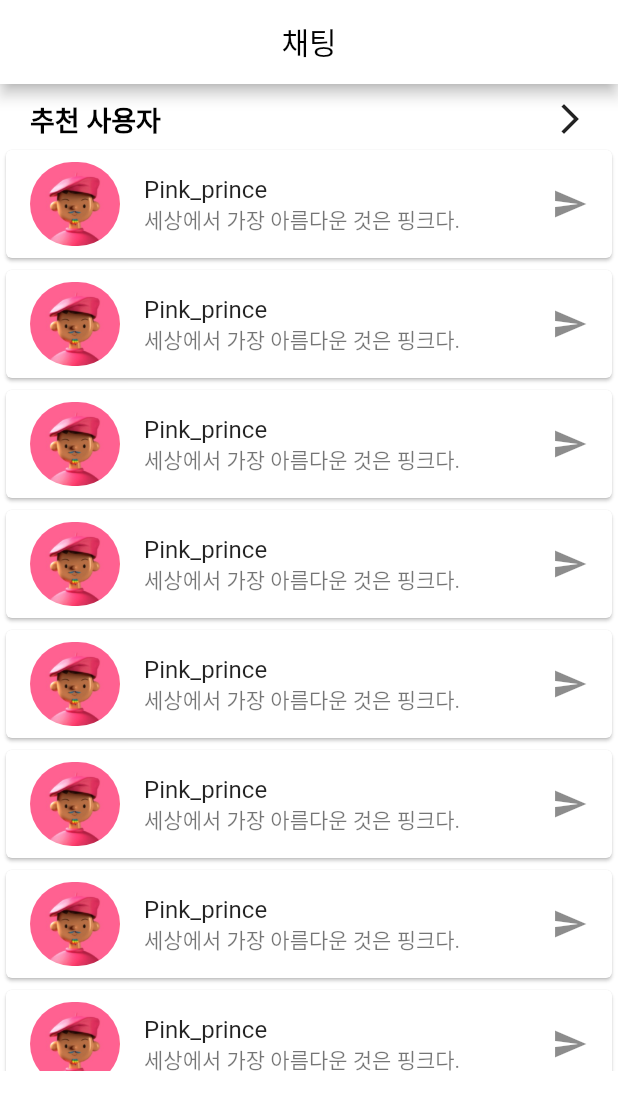
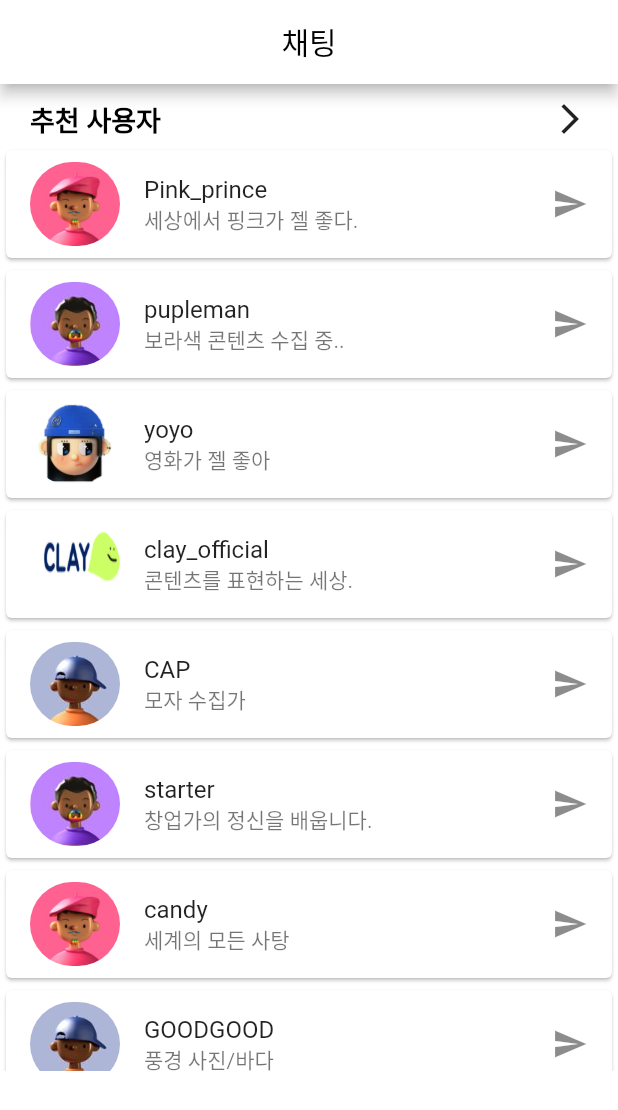
Before and after one commit to Wevivor/Hackathon, a Flutter app: the ChatScreen screen opened directly, on a phone screen of 412 x 824 dp. Shown: the top 1110 px of the screen. Run offline on Flutter 3.47's test engine with Material 2 defaults, Android fonts, the phone set to English and light mode, and no system bars; our stand-ins replace carousel_slider, cloud_firestore, draggable_home, firebase_auth, firebase_core, flutter_signin_button and 1 more; missing offline and left inert: metadata_fetch, receive_sharing_intent; accounts and stored records are empty; network calls fail.

Commit message:
[mdf]chat,mycontents

```diff
--- a/lib/screen/chat_screen.dart
+++ b/lib/screen/chat_screen.dart
@@ -69,7 +69,87 @@ class ChatScreen extends StatelessWidget {
                               ),
                             ),
                             title: Text('Pink_prince'),
-                            subtitle: Text('세상에서 가장 아름다운 것은 핑크다.'),
+                            subtitle: Text('세상에서 핑크가 젤 좋다.'),
+                            trailing: Icon(Icons.send),
+                          ),
+                        ),
+                        Card(
+                          child: ListTile(
+                            leading: ClipRRect(
+                              borderRadius: BorderRadius.circular(50.0),
+                              child: Image.asset(
+                                'images/puple.JPG',
+                                width: 60.0,
+                                height: 60.0,
+                                fit: BoxFit.fill,
+                              ),
+                            ),
+                            title: Text('pupleman'),
+                            subtitle: Text('보라색 콘텐츠 수집 중..'),
+                            trailing: Icon(Icons.send),
+                          ),
+                        ),
+                        Card(
+                          child: ListTile(
+                            leading: ClipRRect(
+                              borderRadius: BorderRadius.circular(50.0),
+                              child: Image.asset(
+                                'images/cha.png',
+                                width: 60.0,
+                                height: 60.0,
+                                fit: BoxFit.fill,
+                              ),
+                            ),
+                            title: Text('yoyo'),
+                            subtitle: Text('영화가 젤 좋아'),
+                            trailing: Icon(Icons.send),
+                          ),
+                        ),
+                        Card(
+                          child: ListTile(
+                            leading: ClipRRect(
+                              borderRadius: BorderRadius.circular(50.0),
+                              child: Image.asset(
+                                'images/claylogo.png',
+                                width: 60.0,
+                                height: 60.0,
+                                fit: BoxFit.fill,
+                              ),
+                            ),
+                            title: Text('clay_official'),
+                            subtitle: Text('콘텐츠를 표현하는 세상.'),
+                            trailing: Icon(Icons.send),
+                          ),
+                        ),
+                        Card(
+                          child: ListTile(
+                            leading: ClipRRect(
+                              borderRadius: BorderRadius.circular(50.0),
+                              child: Image.asset(
+                                'images/blue.JPG',
+                                width: 60.0,
+                                height: 60.0,
+                                fit: BoxFit.fill,
+                              ),
+                            ),
+                            title: Text('CAP'),
+                            subtitle: Text('모자 수집가'),
+                            trailing: Icon(Icons.send),
+                          ),
+                        ),
+                        Card(
+                          child: ListTile(
+                            leading: ClipRRect(
+                              borderRadius: BorderRadius.circular(50.0),
+                              child: Image.asset(
+                                'images/puple.JPG',
+                                width: 60.0,
+                                height: 60.0,
+                                fit: BoxFit.fill,
+                              ),
+                            ),
+                            title: Text('starter'),
+                            subtitle: Text('창업가의 정신을 배웁니다.'),
                             trailing: Icon(Icons.send),
                           ),
                         ),
@@ -84,8 +164,8 @@ class ChatScreen extends StatelessWidget {
                                 fit: BoxFit.fill,
                               ),
                             ),
-                            title: Text('Pink_prince'),
-                            subtitle: Text('세상에서 가장 아름다운 것은 핑크다.'),
+                            title: Text('candy'),
+                            subtitle: Text('세계의 모든 사탕'),
                             trailing: Icon(Icons.send),
                           ),
                         ),
@@ -94,14 +174,14 @@ class ChatScreen extends StatelessWidget {
                             leading: ClipRRect(
                               borderRadius: BorderRadius.circular(50.0),
                               child: Image.asset(
-                                'images/pink.jpg',
+                                'images/blue.JPG',
                                 width: 60.0,
                                 height: 60.0,
                                 fit: BoxFit.fill,
                               ),
                             ),
-                            title: Text('Pink_prince'),
-                            subtitle: Text('세상에서 가장 아름다운 것은 핑크다.'),
+                            title: Text('GOODGOOD'),
+                            subtitle: Text('풍경 사진/바다'),
                             trailing: Icon(Icons.send),
                           ),
                         ),
@@ -110,94 +190,14 @@ class ChatScreen extends StatelessWidget {
                             leading: ClipRRect(
                               borderRadius: BorderRadius.circular(50.0),
                               child: Image.asset(
-                                'images/pink.jpg',
+                                'images/cha.png',
                                 width: 60.0,
                                 height: 60.0,
                                 fit: BoxFit.fill,
                               ),
                             ),
-                            title: Text('Pink_prince'),
-                            subtitle: Text('세상에서 가장 아름다운 것은 핑크다.'),
-                            trailing: Icon(Icons.send),
-                          ),
-                        ),
-                        Card(
-                          child: ListTile(
-                            leading: ClipRRect(
-                              borderRadius: BorderRadius.circular(50.0),
-                              child: Image.asset(
-                                'images/pink.jpg',
-                                width: 60.0,
-                                height: 60.0,
-                                fit: BoxFit.fill,
-                              ),
-                            ),
-                            title: Text('Pink_prince'),
-                            subtitle: Text('세상에서 가장 아름다운 것은 핑크다.'),
-                            trailing: Icon(Icons.send),
-                          ),
-                        ),
-                        Card(
-                          child: ListTile(
-                            leading: ClipRRect(
-                              borderRadius: BorderRadius.circular(50.0),
-                              child: Image.asset(
-                                'images/pink.jpg',
-                                width: 60.0,
-                                height: 60.0,
-                                fit: BoxFit.fill,
-                              ),
-                            ),
-                            title: Text('Pink_prince'),
-                            subtitle: Text('세상에서 가장 아름다운 것은 핑크다.'),
-                            trailing: Icon(Icons.send),
-                          ),
-                        ),
-                        Card(
-                          child: ListTile(
-                            leading: ClipRRect(
-                              borderRadius: BorderRadius.circular(50.0),
-                              child: Image.asset(
-                                'images/pink.jpg',
-                                width: 60.0,
-                                height: 60.0,
-                                fit: BoxFit.fill,
-                              ),
-                            ),
-                            title: Text('Pink_prince'),
-                            subtitle: Text('세상에서 가장 아름다운 것은 핑크다.'),
-                            trailing: Icon(Icons.send),
-                          ),
-                        ),
-                        Card(
-                          child: ListTile(
-                            leading: ClipRRect(
-                              borderRadius: BorderRadius.circular(50.0),
-                              child: Image.asset(
-                                'images/pink.jpg',
-                                width: 60.0,
-                                height: 60.0,
-                                fit: BoxFit.fill,
-                              ),
-                            ),
-                            title: Text('Pink_prince'),
-                            subtitle: Text('세상에서 가장 아름다운 것은 핑크다.'),
-                            trailing: Icon(Icons.send),
-                          ),
-                        ),
-                        Card(
-                          child: ListTile(
-                            leading: ClipRRect(
-                              borderRadius: BorderRadius.circular(50.0),
-                              child: Image.asset(
-                                'images/pink.jpg',
-                                width: 60.0,
-                                height: 60.0,
-                                fit: BoxFit.fill,
-                              ),
-                            ),
-                            title: Text('Pink_prince'),
-                            subtitle: Text('세상에서 가장 아름다운 것은 핑크다.'),
+                            title: Text('star'),
+                            subtitle: Text('-'),
                             trailing: Icon(Icons.send),
                           ),
                         ),
--- a/lib/screen/mypage_screen.dart
+++ b/lib/screen/mypage_screen.dart
@@ -144,7 +144,7 @@ Container headerWidget(BuildContext context) => Container(
                     width: 150,
                     child: CircleAvatar(
                       radius: 100,
-                      backgroundImage: AssetImage('images/cha.png'),
+                      backgroundImage: AssetImage('images/pink.jpg'),
                     ),
                   ),
                   Text(
--- a/lib/screen/splash.dart
+++ b/lib/screen/splash.dart
@@ -38,6 +38,7 @@ class _SplashState extends State<Splash> {
                     height: screenHeight * 0.0859375,
                   ),
                 ),
+                Text('당신이 본 콘텐츠가 당신을 표현하는 세상!'),
                 Expanded(child: SizedBox()),
                 Align(
                   child: Text("© Copyright 2021, WEVIVOR",
@@ -60,7 +61,7 @@ class _SplashState extends State<Splash> {
   @override
   void initState() {
     super.initState();
-    Timer(Duration(milliseconds: 3000), () {
+    Timer(Duration(milliseconds: 2500), () {
       Navigator.push(context, MaterialPageRoute(builder: (context) => App()));
     });
   }
```
Also changed, not shown: lib/screen/mycontents_screen.dart (+33 -13 lines), lib/widget/search.dart (+6 -3 lines).
